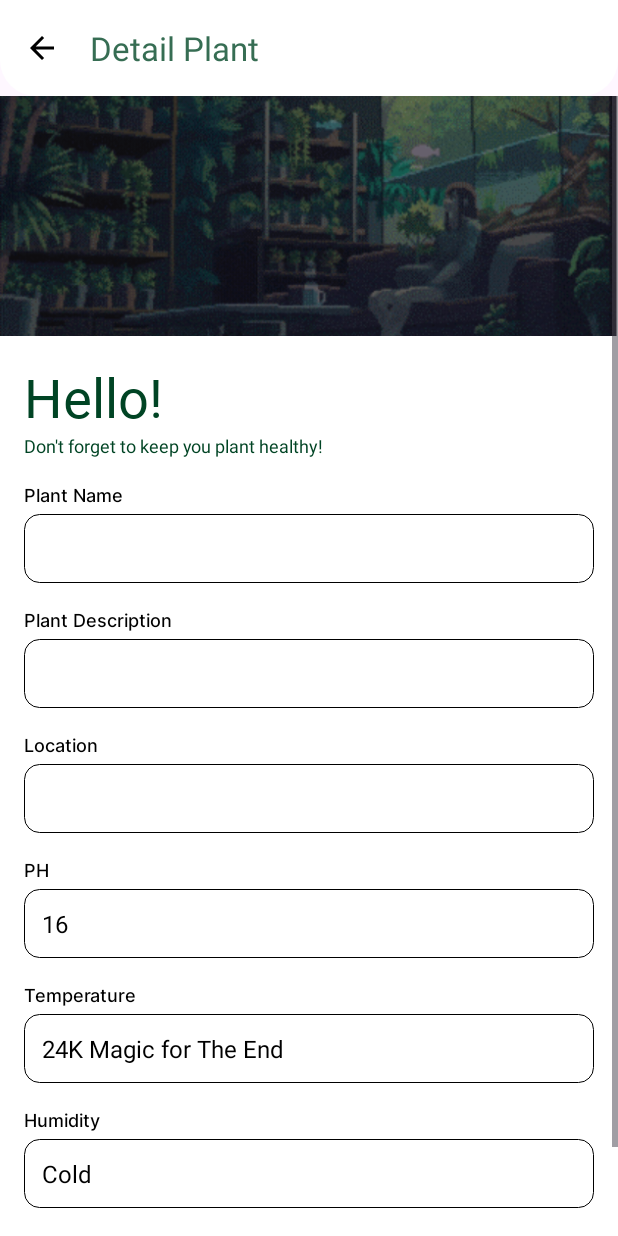
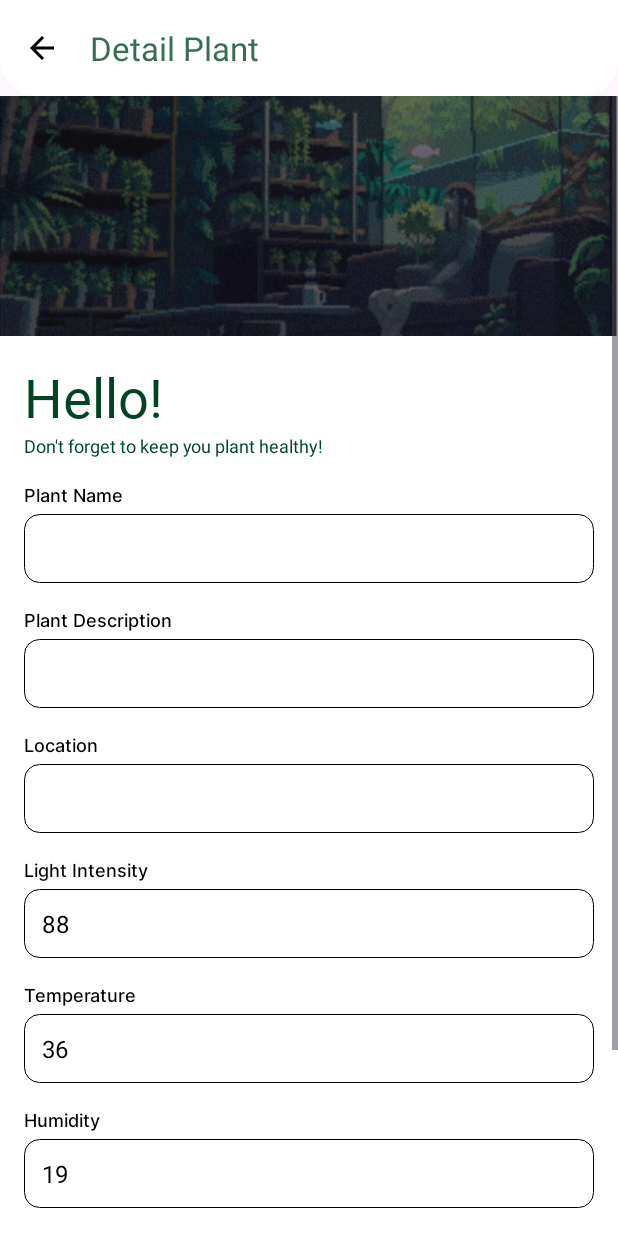
Before and after one commit to WasiatD/MobileDev, an Android app: the DetailPlantActivity screen opened directly, with no data from a screen before it, on a phone screen of 412 x 824 dp. Run offline under Robolectric (Android 15) with nearby library versions, the phone set to English and light mode, and no system bars.

Commit message:
fix: adjust addDataIOT field

```diff
--- a/app/src/main/java/com/example/wasiatd/data/local/ItemDetailPlant.kt
+++ b/app/src/main/java/com/example/wasiatd/data/local/ItemDetailPlant.kt
@@ -1,7 +1,8 @@
 package com.example.wasiatd.data.local
 
 class ItemDetailPlant (
-    val ph: String?,
+    val relay: String?,
     val suhu: String?,
     val kelembapan: String?,
+    val cahaya: String?
 )
--- a/app/src/main/java/com/example/wasiatd/ui/detailplant/DetailPlantActivity.kt
+++ b/app/src/main/java/com/example/wasiatd/ui/detailplant/DetailPlantActivity.kt
@@ -28,9 +28,10 @@ class DetailPlantActivity : AppCompatActivity() {
     private lateinit var itemDetailPlantList: MutableList<ItemDetailPlant>
     private lateinit var apiService: ApiServices
 
-    private lateinit var phTextView: TextView
+    private lateinit var relayTextView: TextView
     private lateinit var suhuTextView: TextView
     private lateinit var kelembapanTextView: TextView
+    private lateinit var cahayaTextView: TextView
 
     private lateinit var plantNameEditText: EditText
     private lateinit var plantDescriptionEditText: EditText
@@ -64,9 +65,10 @@ class DetailPlantActivity : AppCompatActivity() {
         plantLocationEditText.setText(plantLocation)
         plantDescriptionEditText.setText(plantDescription)
 
-        phTextView = findViewById(R.id.plant_ph)
+        relayTextView = findViewById(R.id.plant_relay)
         suhuTextView = findViewById(R.id.plant_temperature)
         kelembapanTextView = findViewById(R.id.plant_humidity)
+        cahayaTextView = findViewById(R.id.plant_light)
         saveButton = findViewById(R.id.button_save)
 
         itemDetailPlantList = mutableListOf()
@@ -90,12 +92,13 @@ class DetailPlantActivity : AppCompatActivity() {
                     val detailResponse = response.body()
                     Log.d("DetailPlantActivity", "Received response: $detailResponse")
                     detailResponse?.let {
-                        itemDetailPlantList.add(ItemDetailPlant(it.ph, it.suhu, it.kelembapan))
-                        Log.d("DetailPlantActivity", "Added item: PH=${it.ph}, Suhu=${it.suhu}, Kelembapan=${it.kelembapan}")
+                        itemDetailPlantList.add(ItemDetailPlant(it.relay, it.suhu, it.kelembapan, it.cahaya))
+                        Log.d("DetailPlantActivity", "Added item: Relay=${it.relay}, Suhu=${it.suhu}, Kelembapan=${it.kelembapan}. Cahaya=${it.cahaya}")
 
-                        phTextView.text = it.ph
+                        relayTextView.text = it.relay
                         suhuTextView.text = it.suhu
                         kelembapanTextView.text = it.kelembapan
+                        cahayaTextView.text = it.cahaya
                     }
                 } else {
                     Log.e("DetailPlantActivity", "Response not successful: ${response.errorBody()?.string()}")
--- a/app/src/main/java/com/example/wasiatd/utils/PlantAdapter.kt
+++ b/app/src/main/java/com/example/wasiatd/utils/PlantAdapter.kt
@@ -15,7 +15,7 @@ class PlantAdapter(private val plantList: List<ItemDataDashboard>) : RecyclerVie
     inner class TaskViewHolder(itemView: View) : RecyclerView.ViewHolder(itemView) {
         val plantName: TextView = itemView.findViewById(R.id.listPlantName)
         val plantLocation: TextView = itemView.findViewById(R.id.listPlanLocation)
-        val plantDescription: TextView = itemView.findViewById(R.id.listPlantDescription)
+        val plantDescription: TextView = itemView.findViewById(R.id.listPlantDescription3)
     }
 
     override fun onCreateViewHolder(parent: ViewGroup, viewType: Int): TaskViewHolder {
--- a/app/src/main/res/layout/activity_detail_plant.xml
+++ b/app/src/main/res/layout/activity_detail_plant.xml
@@ -147,12 +147,12 @@
                         android:layout_height="wrap_content"
                         android:layout_marginTop="16dp"
                         android:fontFamily="@font/inter_medium"
-                        android:text="@string/phLabel"
+                        android:text="@string/lightLabel"
                         android:textColor="@android:color/black"
                         android:textSize="12sp" />
 
                     <EditText
-                        android:id="@+id/plant_ph"
+                        android:id="@+id/plant_light"
                         android:layout_width="match_parent"
                         android:layout_height="wrap_content"
                         android:layout_marginTop="4dp"
@@ -161,7 +161,7 @@
                         android:fontFamily="@font/inter"
                         android:inputType="date"
                         android:padding="12dp"
-                        android:text="@string/ph"
+                        android:text="@string/light"
                         android:textColor="@color/black"
                         android:textSize="16sp"/>
 
@@ -213,6 +213,30 @@
                         android:textColor="@color/black"
                         android:textSize="16sp"/>
 
+                    <TextView
+                        android:id="@+id/relay_label"
+                        android:layout_width="wrap_content"
+                        android:layout_height="wrap_content"
+                        android:layout_marginTop="16dp"
+                        android:fontFamily="@font/inter_medium"
+                        android:text="@string/relayLabel"
+                        android:textColor="@android:color/black"
+                        android:textSize="12sp"/>
+
+                    <EditText
+                        android:id="@+id/plant_relay"
+                        android:layout_width="match_parent"
+                        android:layout_height="wrap_content"
+                        android:layout_marginTop="4dp"
+                        android:background="@drawable/edit_text_background_white"
+                        android:enabled="false"
+                        android:fontFamily="@font/inter"
+                        android:inputType="date"
+                        android:padding="12dp"
+                        android:text="@string/relay"
+                        android:textColor="@color/black"
+                        android:textSize="16sp"/>
+
                     <Button
                         android:id="@+id/button_save"
                         android:layout_width="match_parent"
--- a/app/src/main/res/values/strings.xml
+++ b/app/src/main/res/values/strings.xml
@@ -43,9 +43,9 @@
     <string name="analyzeLabel">Analyze Plant Disease</string>
     <string name="plantedDate">20/02/2024</string>
     <string name="isWatering">No</string>
-    <string name="ph">16</string>
+    <string name="light">88</string>
     <string name="timeSchedule">21:48</string>
-    <string name="temperature">24K Magic for The End</string>
+    <string name="temperature">36</string>
     <string name="search">Search</string>
     <string name="camera">Camera</string>
     <string name="gallery">Gallery</string>
@@ -60,11 +60,11 @@
     <string name="plantLocation">In Front of Chair</string>
     <string name="analyzeText">Check your plan disease!</string>
     <string name="analyzeParagraph">Healthy plants make your life great!</string>
-    <string name="humidity">Cold</string>
+    <string name="humidity">19</string>
     <string name="plantDescription">Plant Description</string>
     <string name="plantDescriptionText">Tomato is a plant. The tomato is the edible berry of the plant Solanum lycopersicum,
         commonly known as a tomato plant. </string>
-    <string name="phLabel">PH</string>
+    <string name="lightLabel">Light Intensity</string>
     <string name="taskCreate">15 Minutes Ago</string>
     <string name="taskTitle">Watering the plants</string>
     <string name="taskDescription">Lorem Ipsum is simply dummy text of the printing
@@ -78,8 +78,12 @@
     <string name="location">Location</string>
     <string name="humidityLabel">Humidity</string>
     <string name="humidityLabelWithAnnote">Humidity:</string>
-    <string name="locationLabelWithAnnote">Location:</string>S
+    <string name="locationLabelWithAnnote">Location:</string>
+    <string name="descriptionLabelWithAnnote">Description:</string>
+    <string name="plantCondition">Need Watering</string>
     <string name="plantHumidity">Cold</string>
+    <string name="relayLabel">Relay</string>
+    <string name="relay">70%</string>
 
     <!-- Strings used for fragments for navigation -->
     <string name="first_fragment_label">First Fragment</string>
```
Also changed, not shown: app/src/main/java/com/example/wasiatd/data/remote/responses/GetDetailIotResponse.kt (+5 -3 lines), app/src/main/java/com/example/wasiatd/fragments/PlantFragment.kt (+3 -72 lines), app/src/main/res/layout/dashboard_item_layout.xml (+1 -15 lines), app/src/main/res/layout/plant_list_layout.xml (+26 -16 lines).
